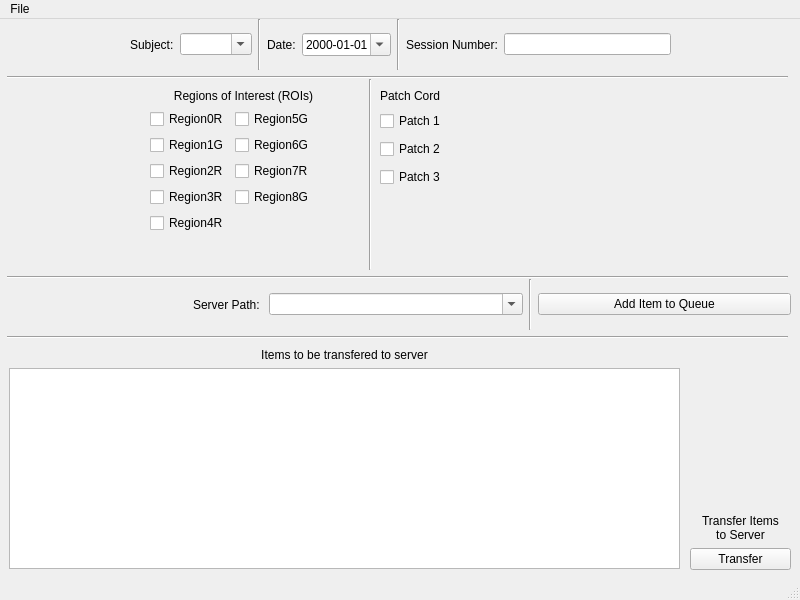
Above: deploy/fiberphotometry/fiber_photometry_form.ui from int-brain-lab/iblscripts before the change. Below: the same form after it.
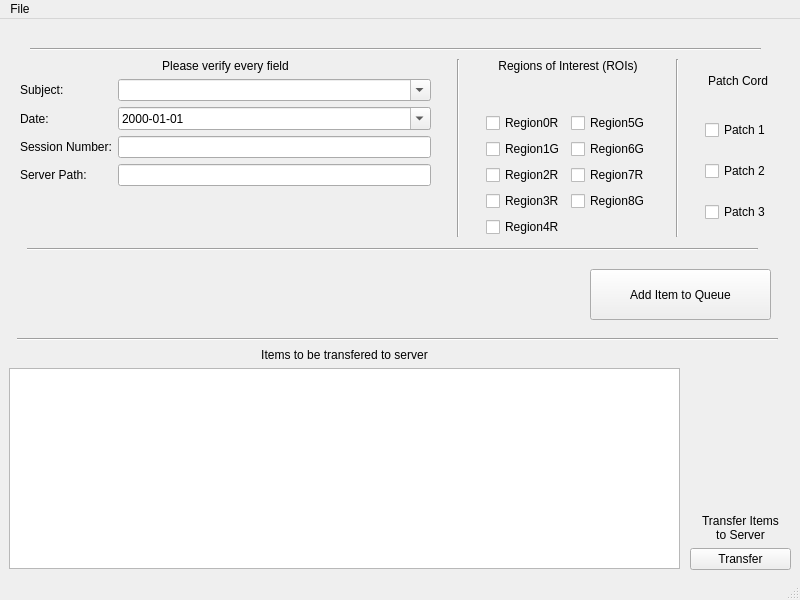
That is the form after the change.

Commit message: additional widget values being stored in qsettings, reasonable default values set, app layout modified

What changed in the file:
```diff
--- a/deploy/fiberphotometry/fiber_photometry_form.ui
+++ b/deploy/fiberphotometry/fiber_photometry_form.ui
@@ -26,86 +26,6 @@
    <string>Fiberphotometry Form</string>
   </property>
   <widget class="QWidget" name="centralwidget">
-   <widget class="QWidget" name="horizontalLayoutWidget">
-    <property name="geometry">
-     <rect>
-      <x>130</x>
-      <y>0</y>
-      <width>541</width>
-      <height>51</height>
-     </rect>
-    </property>
-    <layout class="QHBoxLayout" name="horizontalLayout">
-     <item>
-      <widget class="QLabel" name="subject_label">
-       <property name="text">
-        <string>Subject:</string>
-       </property>
-      </widget>
-     </item>
-     <item>
-      <widget class="QComboBox" name="subject_combo_box">
-       <property name="enabled">
-        <bool>true</bool>
-       </property>
-       <property name="editable">
-        <bool>true</bool>
-       </property>
-      </widget>
-     </item>
-     <item>
-      <widget class="Line" name="line">
-       <property name="orientation">
-        <enum>Qt::Vertical</enum>
-       </property>
-      </widget>
-     </item>
-     <item>
-      <widget class="QLabel" name="label_2">
-       <property name="text">
-        <string>Date:</string>
-       </property>
-      </widget>
-     </item>
-     <item>
-      <widget class="QDateEdit" name="date_edit">
-       <property name="layoutDirection">
-        <enum>Qt::LeftToRight</enum>
-       </property>
-       <property name="displayFormat">
-        <string>yyyy-MM-dd</string>
-       </property>
-       <property name="calendarPopup">
-        <bool>true</bool>
-       </property>
-      </widget>
-     </item>
-     <item>
-      <widget class="Line" name="line_2">
-       <property name="orientation">
-        <enum>Qt::Vertical</enum>
-       </property>
-      </widget>
-     </item>
-     <item>
-      <widget class="QLabel" name="label_3">
-       <property name="text">
-        <string>Session Number:</string>
-       </property>
-      </widget>
-     </item>
-     <item>
-      <widget class="QLineEdit" name="session_number">
-       <property name="maxLength">
-        <number>30</number>
-       </property>
-       <property name="alignment">
-        <set>Qt::AlignRight|Qt::AlignTrailing|Qt::AlignVCenter</set>
-       </property>
-      </widget>
-     </item>
-    </layout>
-   </widget>
    <widget class="QWidget" name="verticalLayoutWidget">
     <property name="geometry">
      <rect>
@@ -173,260 +93,352 @@
      </item>
     </layout>
    </widget>
-   <widget class="QWidget" name="horizontalLayoutWidget_3">
-    <property name="geometry">
-     <rect>
-      <x>10</x>
-      <y>260</y>
-      <width>781</width>
-      <height>51</height>
-     </rect>
-    </property>
-    <layout class="QHBoxLayout" name="horizontalLayout_3">
-     <item>
-      <widget class="QLabel" name="label_6">
-       <property name="text">
-        <string>Server Path: </string>
-       </property>
-       <property name="alignment">
-        <set>Qt::AlignRight|Qt::AlignTrailing|Qt::AlignVCenter</set>
-       </property>
-      </widget>
-     </item>
-     <item>
-      <widget class="QComboBox" name="server_path">
-       <property name="editable">
-        <bool>true</bool>
-       </property>
-       <property name="iconSize">
-        <size>
-         <width>16</width>
-         <height>16</height>
-        </size>
-       </property>
-       <property name="frame">
-        <bool>true</bool>
-       </property>
-      </widget>
-     </item>
-     <item>
-      <widget class="Line" name="line_3">
-       <property name="orientation">
-        <enum>Qt::Vertical</enum>
-       </property>
-      </widget>
-     </item>
-     <item>
-      <widget class="QPushButton" name="button_add_item_to_queue">
-       <property name="text">
-        <string>Add Item to Queue</string>
-       </property>
-       <property name="autoDefault">
-        <bool>false</bool>
-       </property>
-      </widget>
-     </item>
-    </layout>
-   </widget>
-   <widget class="Line" name="line_4">
-    <property name="geometry">
-     <rect>
-      <x>7</x>
-      <y>50</y>
-      <width>781</width>
-      <height>16</height>
-     </rect>
-    </property>
-    <property name="sizePolicy">
-     <sizepolicy hsizetype="Minimum" vsizetype="Fixed">
-      <horstretch>0</horstretch>
-      <verstretch>0</verstretch>
-     </sizepolicy>
-    </property>
-    <property name="orientation">
-     <enum>Qt::Horizontal</enum>
-    </property>
-   </widget>
-   <widget class="Line" name="line_6">
-    <property name="geometry">
-     <rect>
-      <x>7</x>
-      <y>250</y>
-      <width>781</width>
-      <height>16</height>
-     </rect>
-    </property>
-    <property name="orientation">
-     <enum>Qt::Horizontal</enum>
-    </property>
-   </widget>
    <widget class="Line" name="line_7">
     <property name="geometry">
      <rect>
-      <x>7</x>
+      <x>17</x>
       <y>310</y>
-      <width>781</width>
-      <height>16</height>
+      <width>761</width>
+      <height>20</height>
      </rect>
     </property>
     <property name="orientation">
      <enum>Qt::Horizontal</enum>
     </property>
    </widget>
-   <widget class="QWidget" name="verticalLayoutWidget_4">
+   <widget class="QPushButton" name="button_add_item_to_queue">
     <property name="geometry">
      <rect>
-      <x>380</x>
-      <y>90</y>
-      <width>81</width>
-      <height>83</height>
+      <x>590</x>
+      <y>250</y>
+      <width>181</width>
+      <height>51</height>
      </rect>
     </property>
-    <layout class="QVBoxLayout" name="verticalLayout_4">
-     <item>
-      <widget class="QCheckBox" name="cb_patch1">
-       <property name="text">
-        <string>Patch 1</string>
-       </property>
-      </widget>
-     </item>
-     <item>
-      <widget class="QCheckBox" name="cb_patch2">
-       <property name="text">
-        <string>Patch 2</string>
-       </property>
-      </widget>
-     </item>
-     <item>
-      <widget class="QCheckBox" name="cb_patch3">
-       <property name="text">
-        <string>Patch 3</string>
-       </property>
-      </widget>
-     </item>
-    </layout>
-   </widget>
-   <widget class="Line" name="line_5">
-    <property name="geometry">
-     <rect>
-      <x>360</x>
-      <y>60</y>
-      <width>20</width>
-      <height>191</height>
-     </rect>
+    <property name="text">
+     <string>Add Item to Queue</string>
     </property>
-    <property name="orientation">
-     <enum>Qt::Vertical</enum>
+    <property name="autoDefault">
+     <bool>false</bool>
     </property>
    </widget>
-   <widget class="QWidget" name="gridLayoutWidget">
+   <widget class="QWidget" name="horizontalLayoutWidget">
     <property name="geometry">
      <rect>
-      <x>150</x>
-      <y>90</y>
-      <width>191</width>
-      <height>170</height>
+      <x>20</x>
+      <y>40</y>
+      <width>751</width>
+      <height>178</height>
      </rect>
     </property>
-    <layout class="QGridLayout" name="gridLayout">
-     <property name="sizeConstraint">
-      <enum>QLayout::SetFixedSize</enum>
-     </property>
-     <item row="3" column="1">
-      <widget class="QCheckBox" name="cb_region8g">
-       <property name="text">
-        <string>Region8G</string>
-       </property>
-      </widget>
+    <layout class="QHBoxLayout" name="horizontalLayout">
+     <item>
+      <layout class="QFormLayout" name="formLayout">
+       <item row="1" column="0" colspan="2">
+        <widget class="QLabel" name="label_7">
+         <property name="text">
+          <string>Please verify every field</string>
+         </property>
+         <property name="alignment">
+          <set>Qt::AlignCenter</set>
+         </property>
+        </widget>
+       </item>
+       <item row="2" column="0">
+        <widget class="QLabel" name="subject_label">
+         <property name="text">
+          <string>Subject:</string>
+         </property>
+        </widget>
+       </item>
+       <item row="2" column="1">
+        <widget class="QComboBox" name="subject_combo_box">
+         <property name="enabled">
+          <bool>true</bool>
+         </property>
+         <property name="editable">
+          <bool>true</bool>
+         </property>
+        </widget>
+       </item>
+       <item row="3" column="0">
+        <widget class="QLabel" name="label_2">
+         <property name="text">
+          <string>Date:</string>
+         </property>
+        </widget>
+       </item>
+       <item row="3" column="1">
+        <widget class="QDateEdit" name="date_edit">
+         <property name="layoutDirection">
+          <enum>Qt::LeftToRight</enum>
+         </property>
+         <property name="displayFormat">
+          <string>yyyy-MM-dd</string>
+         </property>
+         <property name="calendarPopup">
+          <bool>true</bool>
+         </property>
+        </widget>
+       </item>
+       <item row="4" column="0">
+        <widget class="QLabel" name="label_3">
+         <property name="text">
+          <string>Session Number:</string>
+         </property>
+        </widget>
+       </item>
+       <item row="4" column="1">
+        <widget class="QLineEdit" name="session_number">
+         <property name="maxLength">
+          <number>30</number>
+         </property>
+         <property name="alignment">
+          <set>Qt::AlignLeading|Qt::AlignLeft|Qt::AlignVCenter</set>
+         </property>
+        </widget>
+       </item>
+       <item row="5" column="0">
+        <widget class="QLabel" name="label_6">
+         <property name="text">
+          <string>Server Path: </string>
+         </property>
+         <property name="alignment">
+          <set>Qt::AlignRight|Qt::AlignTrailing|Qt::AlignVCenter</set>
+         </property>
+        </widget>
+       </item>
+       <item row="5" column="1">
+        <widget class="QLineEdit" name="server_path">
+         <property name="maxLength">
+          <number>30</number>
+         </property>
+         <property name="alignment">
+          <set>Qt::AlignLeading|Qt::AlignLeft|Qt::AlignVCenter</set>
+         </property>
+        </widget>
+       </item>
+      </layout>
      </item>
-     <item row="0" column="1">
-      <widget class="QCheckBox" name="cb_region5g">
-       <property name="text">
-        <string>Region5G</string>
+     <item>
+      <spacer name="verticalSpacer_2">
+       <property name="orientation">
+        <enum>Qt::Vertical</enum>
        </property>
-      </widget>
-     </item>
-     <item row="1" column="1">
-      <widget class="QCheckBox" name="cb_region6g">
-       <property name="text">
-        <string>Region6G</string>
+       <property name="sizeHint" stdset="0">
+        <size>
+         <width>20</width>
+         <height>40</height>
+        </size>
        </property>
-      </widget>
+      </spacer>
      </item>
-     <item row="2" column="1">
-      <widget class="QCheckBox" name="cb_region7r">
-       <property name="text">
-        <string>Region7R</string>
+     <item>
+      <widget class="Line" name="line">
+       <property name="orientation">
+        <enum>Qt::Vertical</enum>
        </property>
       </widget>
      </item>
-     <item row="3" column="0">
-      <widget class="QCheckBox" name="cb_region3r">
-       <property name="text">
-        <string>Region3R</string>
+     <item>
+      <spacer name="verticalSpacer">
+       <property name="orientation">
+        <enum>Qt::Vertical</enum>
        </property>
-      </widget>
+       <property name="sizeHint" stdset="0">
+        <size>
+         <width>20</width>
+         <height>40</height>
+        </size>
+       </property>
+      </spacer>
      </item>
-     <item row="0" column="0">
-      <widget class="QCheckBox" name="cb_region0r">
-       <property name="text">
-        <string>Region0R</string>
+     <item>
+      <layout class="QGridLayout" name="gridLayout">
+       <property name="sizeConstraint">
+        <enum>QLayout::SetFixedSize</enum>
        </property>
-      </widget>
+       <item row="4" column="0">
+        <widget class="QCheckBox" name="cb_region3r">
+         <property name="text">
+          <string>Region3R</string>
+         </property>
+        </widget>
+       </item>
+       <item row="6" column="0">
+        <widget class="QCheckBox" name="cb_region4r">
+         <property name="text">
+          <string>Region4R</string>
+         </property>
+        </widget>
+       </item>
+       <item row="1" column="0">
+        <widget class="QCheckBox" name="cb_region0r">
+         <property name="text">
+          <string>Region0R</string>
+         </property>
+        </widget>
+       </item>
+       <item row="4" column="1">
+        <widget class="QCheckBox" name="cb_region8g">
+         <property name="text">
+          <string>Region8G</string>
+         </property>
+        </widget>
+       </item>
+       <item row="1" column="1">
+        <widget class="QCheckBox" name="cb_region5g">
+         <property name="text">
+          <string>Region5G</string>
+         </property>
+        </widget>
+       </item>
+       <item row="3" column="1">
+        <widget class="QCheckBox" name="cb_region7r">
+         <property name="text">
+          <string>Region7R</string>
+         </property>
+        </widget>
+       </item>
+       <item row="0" column="0" colspan="2">
+        <widget class="QLabel" name="label">
+         <property name="text">
+          <string>Regions of Interest (ROIs)</string>
+         </property>
+         <property name="alignment">
+          <set>Qt::AlignHCenter|Qt::AlignTop</set>
+         </property>
+        </widget>
+       </item>
+       <item row="2" column="0">
+        <widget class="QCheckBox" name="cb_region1g">
+         <property name="text">
+          <string>Region1G</string>
+         </property>
+        </widget>
+       </item>
+       <item row="3" column="0">
+        <widget class="QCheckBox" name="cb_region2r">
+         <property name="text">
+          <string>Region2R</string>
+         </property>
+        </widget>
+       </item>
+       <item row="2" column="1">
+        <widget class="QCheckBox" name="cb_region6g">
+         <property name="text">
+          <string>Region6G</string>
+         </property>
+        </widget>
+       </item>
+      </layout>
      </item>
-     <item row="1" column="0">
-      <widget class="QCheckBox" name="cb_region1g">
-       <property name="text">
-        <string>Region1G</string>
+     <item>
+      <spacer name="verticalSpacer_4">
+       <property name="orientation">
+        <enum>Qt::Vertical</enum>
        </property>
-      </widget>
+       <property name="sizeHint" stdset="0">
+        <size>
+         <width>20</width>
+         <height>40</height>
+        </size>
+       </property>
+      </spacer>
      </item>
-     <item row="2" column="0">
-      <widget class="QCheckBox" name="cb_region2r">
-       <property name="text">
-        <string>Region2R</string>
+     <item>
+      <widget class="Line" name="line_2">
+       <property name="orientation">
+        <enum>Qt::Vertical</enum>
        </property>
       </widget>
      </item>
-     <item row="5" column="0">
-      <widget class="QCheckBox" name="cb_region4r">
-       <property name="text">
-        <string>Region4R</string>
+     <item>
+      <spacer name="verticalSpacer_3">
+       <property name="orientation">
+        <enum>Qt::Vertical</enum>
        </property>
-      </widget>
+       <property name="sizeHint" stdset="0">
+        <size>
+         <width>20</width>
+         <height>40</height>
+        </size>
+       </property>
+      </spacer>
      </item>
+     <item>
+      <layout class="QVBoxLayout" name="verticalLayout_4">
+       <item>
+        <widget class="QLabel" name="label_5">
+         <property name="minimumSize">
+          <size>
+           <width>0</width>
+           <height>25</height>
+          </size>
+         </property>
+         <property name="maximumSize">
+          <size>
+           <width>16777215</width>
+           <height>25</height>
+          </size>
+         </property>
+         <property name="text">
+          <string>Patch Cord</string>
+         </property>
+         <property name="alignment">
+          <set>Qt::AlignHCenter|Qt::AlignTop</set>
+         </property>
+        </widget>
+       </item>
+       <item>
+        <widget class="QCheckBox" name="cb_patch1">
+         <property name="text">
+          <string>Patch 1</string>
+         </property>
+        </widget>
+       </item>
+       <item>
+        <widget class="QCheckBox" name="cb_patch2">
+         <property name="text">
+          <string>Patch 2</string>
+         </property>
+        </widget>
+       </item>
+       <item>
+        <widget class="QCheckBox" name="cb_patch3">
+         <property name="text">
+          <string>Patch 3</string>
+         </property>
+        </widget>
+       </item>
+      </layout>
+     </item>
     </layout>
    </widget>
-   <widget class="QLabel" name="label">
+   <widget class="Line" name="line_3">
     <property name="geometry">
      <rect>
-      <x>160</x>
-      <y>70</y>
-      <width>167</width>
-      <height>17</height>
+      <x>27</x>
+      <y>220</y>
+      <width>731</width>
+      <height>20</height>
      </rect>
     </property>
-    <property name="text">
-     <string>Regions of Interest (ROIs)</string>
+    <property name="orientation">
+     <enum>Qt::Horizontal</enum>
     </property>
-    <property name="alignment">
-     <set>Qt::AlignHCenter|Qt::AlignTop</set>
-    </property>
    </widget>
-   <widget class="QLabel" name="label_5">
+   <widget class="Line" name="line_4">
     <property name="geometry">
      <rect>
-      <x>380</x>
-      <y>70</y>
-      <width>81</width>
-      <height>22</height>
+      <x>30</x>
+      <y>20</y>
+      <width>731</width>
+      <height>20</height>
      </rect>
     </property>
-    <property name="text">
-     <string>Patch Cord</string>
-    </property>
-    <property name="alignment">
-     <set>Qt::AlignLeading|Qt::AlignLeft|Qt::AlignTop</set>
+    <property name="orientation">
+     <enum>Qt::Horizontal</enum>
     </property>
    </widget>
   </widget>
```
Left out of the diff: 18 changed lines with no effect on the pictures. The commit also changes 2 other files.
